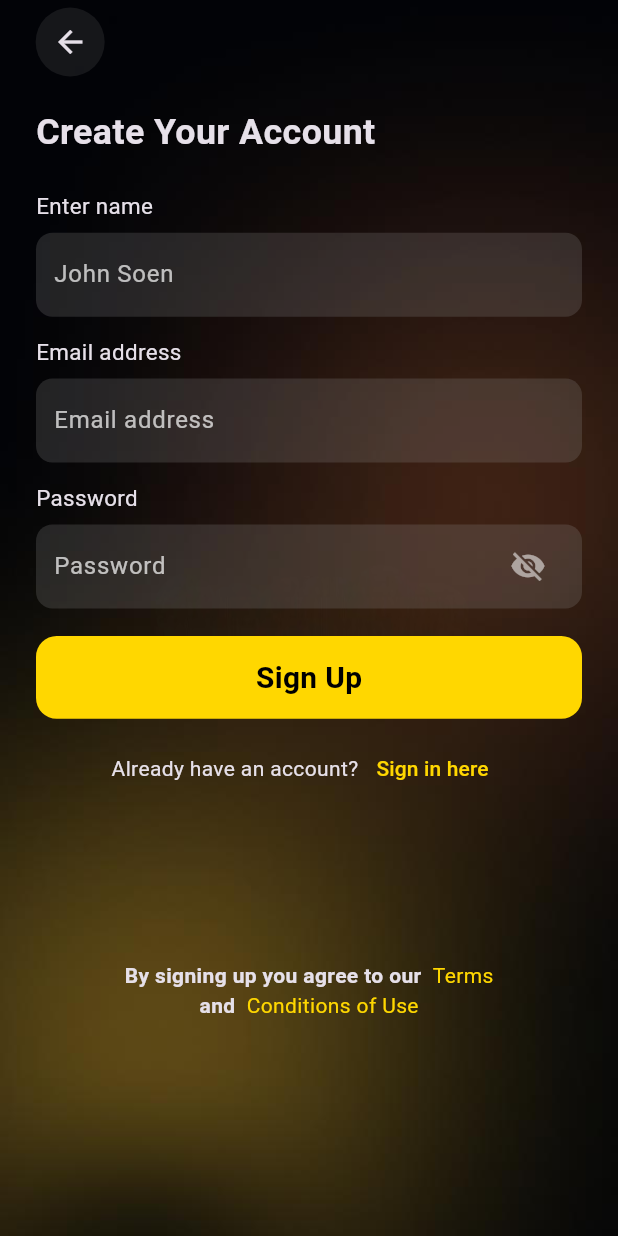
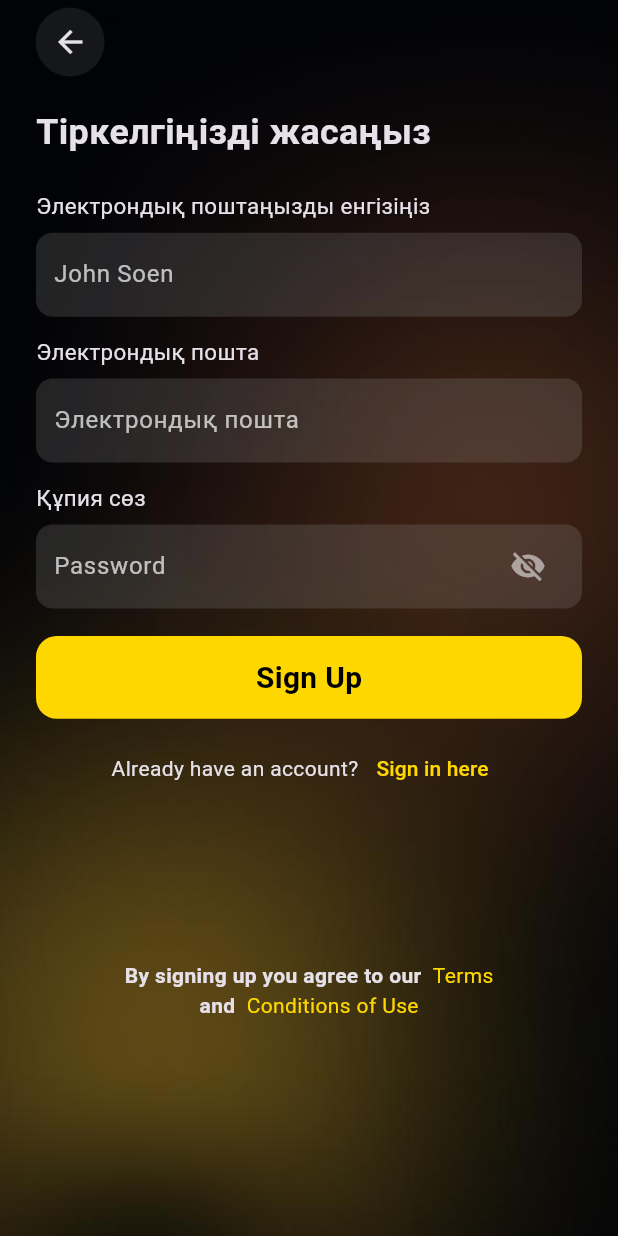
Before and after one commit to BilolShakur/Joy_bor, a Flutter app: the SignUpScreen screen opened by its route, on a phone screen of 412 x 824 dp. Run offline on Flutter 3.47's test engine with Material 3 defaults, Android fonts, the phone set to English and light mode, and no system bars; our stand-ins replace dio, easy_localization, firebase_core, flutter_bloc, flutter_local_notifications, flutter_screenutil and 3 more; accounts and stored records are empty.

Commit message:
fucking bored writeing this all localizations

```diff
--- a/assets/translations/en.json
+++ b/assets/translations/en.json
@@ -4,6 +4,7 @@
   "onboarding_3_title": "Where do you want to go next?",
   "onboarding_subtitle": "We’ve got everything you need to go big in 2023.",
   "skip": "Skip",
+  "next": "Next",
   "get_started": "Get Started",
   "sign_in": "Sign in",
   "enter_your_email": "Enter your email",
--- a/assets/translations/kk.json
+++ b/assets/translations/kk.json
@@ -4,6 +4,7 @@
   "onboarding_3_title": "Келесі қай жерге баруды жоспарлайсыз?",
   "onboarding_subtitle": "2023 жылы үлкен жетістіктерге жету үшін бәріңіз бар.",
   "skip": "Өткізу",
+  "next": "Келесі",
   "get_started": "Басталу",
   "sign_in": "Кіру",
   "enter_your_email": "Электрондық поштаңызды енгізіңіз",
--- a/assets/translations/ru.json
+++ b/assets/translations/ru.json
@@ -4,6 +4,7 @@
   "onboarding_3_title": "Куда вы хотите отправиться дальше?",
   "onboarding_subtitle": "У нас есть все, что нужно для больших успехов в 2023 году.",
   "skip": "Пропустить",
+  "next": "Далее",
   "get_started": "Начать",
   "sign_in": "Войти",
   "enter_your_email": "Введите ваш email",
--- a/assets/translations/uz.json
+++ b/assets/translations/uz.json
@@ -4,6 +4,7 @@
   "onboarding_3_title": "Keyingi qayerga borishni rejalashtirmoqchisiz?",
   "onboarding_subtitle": "2023-yilda katta muvaffaqiyatlarga erishish uchun hammasi sizda bor.",
   "skip": "O‘tkazish",
+  "next": "Keyingi",
   "get_started": "Boshlash",
   "sign_in": "Kirish",
   "enter_your_email": "Elektron pochta manzilingizni kiriting",
--- a/lib/features/auth/presentation/pages/login_page.dart
+++ b/lib/features/auth/presentation/pages/login_page.dart
@@ -1,3 +1,4 @@
+import 'package:easy_localization/easy_localization.dart';
 import 'package:flutter/material.dart';
 import 'package:flutter_screenutil/flutter_screenutil.dart';
 import 'package:joy_bor/core/constants/app_images.dart';
@@ -73,13 +74,13 @@ class LoginScreen extends StatelessWidget {
                             crossAxisAlignment: CrossAxisAlignment.start,
                             children: [
                               Text(
-                                "Email address",
+                                "email_address".tr(),
                                 style: TextStyle(fontSize: 15.sp),
                               ),
                               SizedBox(height: 8.h),
                               CustomTextField(
                                 controller: emailController,
-                                label: "Email address",
+                                label: "email_address".tr(),
                               ),
                             ],
                           ),
@@ -89,7 +90,7 @@ class LoginScreen extends StatelessWidget {
                           isLoading
                               ? CircularProgressIndicator(color: Colors.white)
                               : CustonButton(
-                                  label: "Sign in",
+                                  label: "sign_in".tr(),
                                   onTap: () {
                                     final email = emailController.text.trim();
                                     if (email.isNotEmpty) {
@@ -107,8 +108,8 @@ class LoginScreen extends StatelessWidget {
                                 ),
                           SizedBox(height: 10.h),
                           DontHaveText(
-                            firstText: "Don't have an account ?",
-                            textbutton: "Sign up here",
+                            firstText: "dont_have_account".tr(),
+                            textbutton: "sign_up".tr(),
                             ontap: onSignIn,
                           ),
                           SizedBox(height: 327.h),
--- a/lib/features/auth/presentation/pages/signup_page.dart
+++ b/lib/features/auth/presentation/pages/signup_page.dart
@@ -1,3 +1,4 @@
+import 'package:easy_localization/easy_localization.dart';
 import 'package:flutter/material.dart';
 import 'package:flutter_screenutil/flutter_screenutil.dart';
 import 'package:flutter_bloc/flutter_bloc.dart';
@@ -67,7 +68,7 @@ class SignUpScreen extends StatelessWidget {
                             crossAxisAlignment: CrossAxisAlignment.start,
                             children: [
                               Text(
-                                "Create Your Account",
+                                "create_account".tr(),
                                 style: TextStyle(
                                   fontSize: 24.sp,
                                   fontWeight: FontWeight.bold,
@@ -75,7 +76,7 @@ class SignUpScreen extends StatelessWidget {
                               ),
                               SizedBox(height: 24.h),
                               Text(
-                                "Enter name",
+                                "enter_your_email".tr(),
                                 style: TextStyle(fontSize: 15.sp),
                               ),
                               SizedBox(height: 8.h),
@@ -85,23 +86,23 @@ class SignUpScreen extends StatelessWidget {
                               ),
                               SizedBox(height: 14.h),
                               Text(
-                                "Email address",
+                                "email_address".tr(),
                                 style: TextStyle(fontSize: 15.sp),
                               ),
                               SizedBox(height: 8.h),
                               CustomTextField(
                                 controller: emailController,
-                                label: "Email address",
+                                label: "email_address".tr(),
                               ),
                               SizedBox(height: 14.h),
                               Text(
-                                "Password",
+                                "password".tr(),
                                 style: TextStyle(fontSize: 15.sp),
                               ),
                               SizedBox(height: 8.h),
                               CustomTextField(
                                 controller: passwordController,
-                                label: "Password",
+                                label: "Password".tr(),
                                 obscureText: true,
                               ),
                               SizedBox(height: 20.h),
--- a/lib/features/on_boarding/screens/splash_page.dart
+++ b/lib/features/on_boarding/screens/splash_page.dart
@@ -19,7 +19,7 @@ class SplashPage extends StatelessWidget {
     } else if (token != null) {
       Navigator.of(context).pushReplacementNamed('/home');
     } else {
-      Navigator.of(context).pushReplacementNamed('/Login');
+      Navigator.of(context).pushReplacementNamed('/onboarding');
     }
   }
 
```
Also changed, not shown: lib/features/on_boarding/screens/onboarding_page.dart (+4 -3 lines), lib/features/on_boarding/widgets/onboarding_screen_data.dart (+7 -9 lines), lib/features/profile/presentation/screen/language_screen.dart (+7 -1 lines), lib/main.dart (+5 -4 lines).
